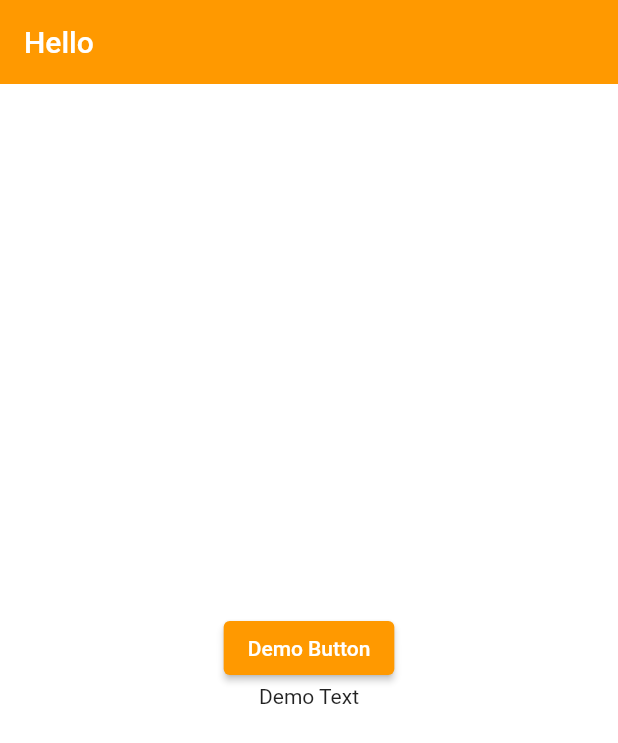
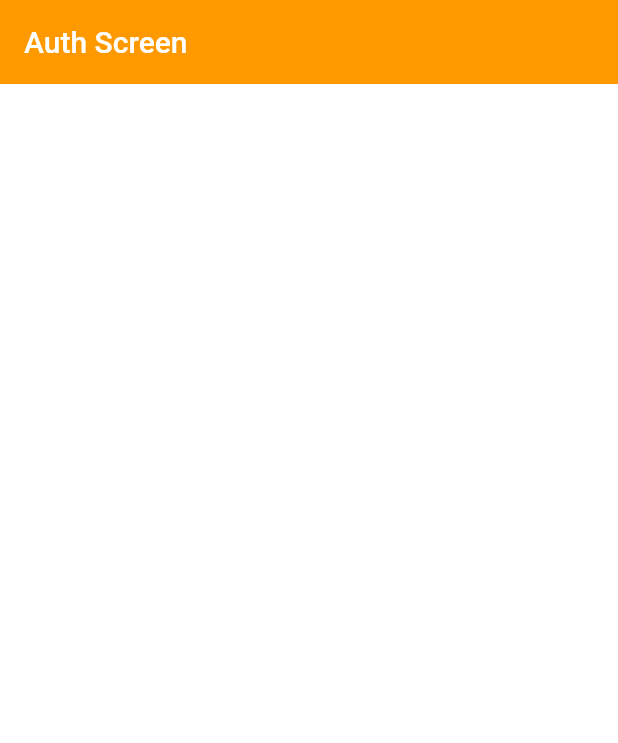
Before and after one commit to yashrajjain726/commercecart, a Flutter app: the screen it shows after launch, on a phone screen of 412 x 824 dp. Shown: the top 743 px of the screen. Run offline on Flutter 3.47's test engine with Material 2 defaults, Android fonts, the light colour scheme and no system bars.

Commit message:
route defined

```diff
--- /dev/null
+++ b/lib/constants/routes.dart
@@ -0,0 +1,16 @@
+import 'package:commercecart/features/auth/screens/auth_screen.dart';
+import 'package:commercecart/features/no_page_found.dart';
+import 'package:flutter/material.dart';
+
+Route<dynamic> onGenerateRoute(RouteSettings settings) {
+  switch (settings.name) {
+    case AuthScreen.routeName:
+      return buildRoute(screen: AuthScreen());
+    default:
+      return buildRoute(screen: NoPageFound());
+  }
+}
+
+buildRoute({required Widget screen}) {
+  return MaterialPageRoute(builder: (_) => screen);
+}
--- /dev/null
+++ b/lib/features/auth/screens/auth_screen.dart
@@ -0,0 +1,18 @@
+import 'package:flutter/material.dart';
+
+class AuthScreen extends StatefulWidget {
+  static const String routeName = '/auth';
+  const AuthScreen({super.key});
+
+  @override
+  State<AuthScreen> createState() => _AuthScreenState();
+}
+
+class _AuthScreenState extends State<AuthScreen> {
+  @override
+  Widget build(BuildContext context) {
+    return Scaffold(
+      appBar: AppBar(title: const Text('Auth Screen')),
+    );
+  }
+}
--- a/lib/main.dart
+++ b/lib/main.dart
@@ -1,4 +1,6 @@
 import 'package:commercecart/constants/globals.dart';
+import 'package:commercecart/constants/routes.dart';
+import 'package:commercecart/features/auth/screens/auth_screen.dart';
 import 'package:flutter/material.dart';
 
 void main() {
@@ -13,27 +15,14 @@ class MyApp extends StatelessWidget {
         title: 'CommerceCart',
         debugShowCheckedModeBanner: false,
         theme: ThemeData(
-          colorScheme: const ColorScheme.light(primary: Globals.secondaryColor),
+            colorScheme:
+                const ColorScheme.light(primary: Globals.secondaryColor),
             scaffoldBackgroundColor: Globals.backgroundColor,
             appBarTheme: const AppBarTheme(
               elevation: 0,
               iconTheme: IconThemeData(color: Colors.black),
             )),
-      home: Scaffold(
-          appBar: AppBar(
-            title: const Text("Hello"),
-          ),
-          body: Center(
-              child: Column(
-            mainAxisAlignment: MainAxisAlignment.center,
-            children: [
-              ElevatedButton(
-                  onPressed: () {}, child: const Text("Demo Button")),
-              const Text(
-                'Demo Text',
-              ),
-            ],
-          ))),
-    );
+        onGenerateRoute: (settings) => onGenerateRoute(settings),
+        home: const AuthScreen());
   }
 }
```
Also changed, not shown: lib/features/no_page_found.dart (added, +23 -0 lines). Lines whose indentation alone changed are shown as unchanged.
